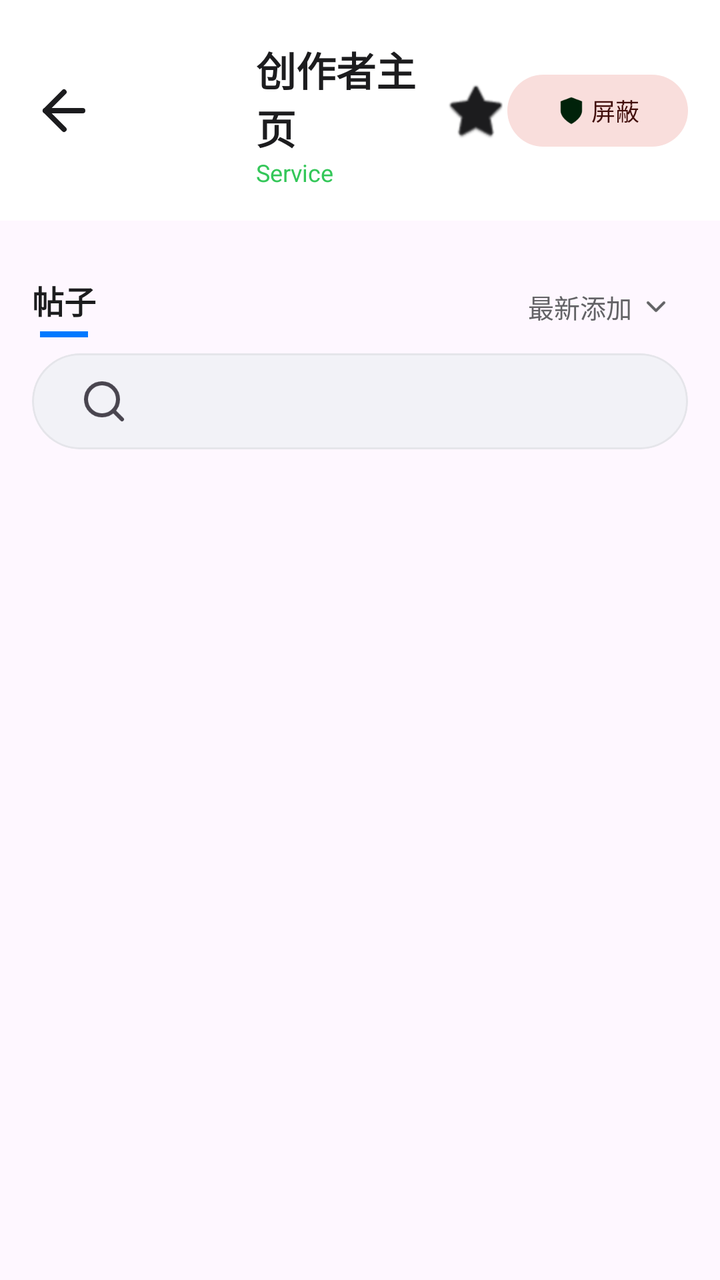
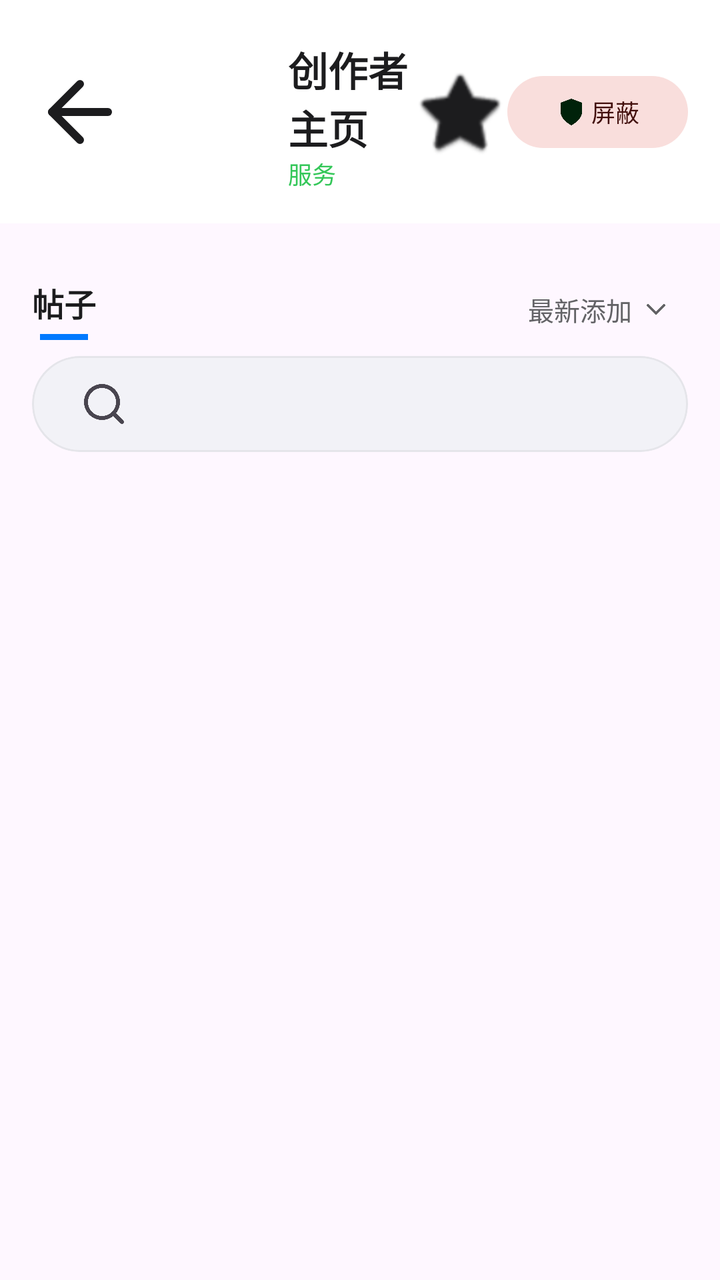

Before-and-after screenshots of an Android layout around one commit, followed by the original layout XML and the change that was made.
<!-- AndroidManifest.xml: application theme Theme.Pawchive -->
<!-- res/layout/fragment_creator_profile.xml -->
<?xml version="1.0" encoding="utf-8"?>
<androidx.constraintlayout.widget.ConstraintLayout xmlns:android="http://schemas.android.com/apk/res/android"
    xmlns:app="http://schemas.android.com/apk/res-auto"
    xmlns:tools="http://schemas.android.com/tools"
    android:layout_width="match_parent"
    android:layout_height="match_parent"
    android:background="?android:attr/colorBackground">

    
    <androidx.core.widget.NestedScrollView
        android:layout_width="match_parent"
        android:layout_height="match_parent">

        <LinearLayout
            android:layout_width="match_parent"
            android:layout_height="wrap_content"
            android:orientation="vertical">

            
            <androidx.constraintlayout.widget.ConstraintLayout
                android:id="@+id/header_layout"
                android:layout_width="match_parent"
                android:layout_height="wrap_content"
                android:background="?attr/colorSurface"
                android:padding="16dp">

                <ImageView
                    android:id="@+id/btn_back"
                    android:layout_width="32dp"
                    android:layout_height="32dp"
                    android:src="@drawable/ic_arrow_back"
                    android:contentDescription="@string/back"
                    app:tint="?attr/colorOnSurface"
                    app:layout_constraintStart_toStartOf="parent"
                    app:layout_constraintTop_toTopOf="parent"
                    app:layout_constraintBottom_toBottomOf="parent" />

                <com.google.android.material.imageview.ShapeableImageView
                    android:id="@+id/iv_creator_avatar"
                    android:layout_width="56dp"
                    android:layout_height="56dp"
                    android:scaleType="centerCrop"
                    android:layout_marginStart="12dp"
                    app:shapeAppearanceOverlay="@style/ShapeAppearance.Pawchive.Thumbnail"
                    app:layout_constraintStart_toEndOf="@+id/btn_back"
                    app:layout_constraintTop_toTopOf="parent"
                    app:layout_constraintBottom_toBottomOf="parent" />

                <TextView
                    android:id="@+id/tv_creator_title"
                    android:layout_width="0dp"
                    android:layout_height="wrap_content"
                    android:layout_marginStart="12dp"
                    android:textColor="?attr/colorOnSurface"
                    android:textSize="20sp"
                    android:textStyle="bold"
                    android:text="@string/creator_profile"
                    app:layout_constraintEnd_toStartOf="@+id/btn_creator_bookmark"
                    app:layout_constraintStart_toEndOf="@+id/iv_creator_avatar"
                    app:layout_constraintTop_toTopOf="parent"
                    android:layout_marginTop="4dp" />

                <TextView
                    android:id="@+id/tv_creator_service"
                    android:layout_width="wrap_content"
                    android:layout_height="wrap_content"
                    android:textColor="?attr/colorSecondary"
                    android:textSize="12sp"
                    android:text="Service"
                    app:layout_constraintStart_toStartOf="@+id/tv_creator_title"
                    app:layout_constraintTop_toBottomOf="@+id/tv_creator_title" />

                <ImageView
                    android:id="@+id/btn_creator_bookmark"
                    android:layout_width="32dp"
                    android:layout_height="32dp"
                    android:src="@android:drawable/btn_star_big_off"
                    android:contentDescription="@string/bookmark_creator_description"
                    app:tint="?attr/colorOnSurface"
                    app:layout_constraintEnd_toStartOf="@+id/btn_block_creator"
                    app:layout_constraintTop_toTopOf="parent"
                    app:layout_constraintBottom_toBottomOf="parent" />

                <com.google.android.material.button.MaterialButton
                    android:id="@+id/btn_block_creator"
                    style="@style/Widget.Material3.Button.TonalButton"
                    android:layout_width="wrap_content"
                    android:layout_height="36dp"
                    android:text="@string/block_creator"
                    android:textSize="12sp"
                    android:minWidth="0dp"
                    android:insetTop="0dp"
                    android:insetBottom="0dp"
                    app:icon="@drawable/ic_shield"
                    app:iconGravity="textStart"
                    app:iconSize="16dp"
                    app:iconPadding="2dp"
                    app:backgroundTint="?attr/colorErrorContainer"
                    android:textColor="?attr/colorOnErrorContainer"
                    app:layout_constraintEnd_toEndOf="parent"
                    app:layout_constraintTop_toTopOf="parent"
                    app:layout_constraintBottom_toBottomOf="parent" />

            </androidx.constraintlayout.widget.ConstraintLayout>

            
            <LinearLayout
                android:id="@+id/layout_announcements_header"
                android:layout_width="match_parent"
                android:layout_height="wrap_content"
                android:orientation="horizontal"
                android:gravity="center_vertical"
                android:paddingHorizontal="16dp"
                android:paddingTop="16dp"
                android:paddingBottom="4dp"
                android:clickable="true"
                android:focusable="true"
                android:background="?attr/selectableItemBackground"
                android:visibility="gone">

                <TextView
                    android:id="@+id/tv_announcements_header"
                    android:layout_width="0dp"
                    android:layout_height="wrap_content"
                    android:layout_weight="1"
                    android:textColor="?attr/colorPrimary"
                    android:textSize="16sp"
                    android:textStyle="bold"
                    android:text="@string/announcements" />

                <ImageView
                    android:id="@+id/ic_announcements_chevron"
                    android:layout_width="24dp"
                    android:layout_height="24dp"
                    android:src="@drawable/ic_chevron_up"
                    app:tint="?attr/colorOnSurfaceVariant"
                    android:contentDescription="@string/collapse" />
            </LinearLayout>

            <LinearLayout
                android:id="@+id/layout_announcements"
                android:layout_width="match_parent"
                android:layout_height="wrap_content"
                android:orientation="vertical"
                android:paddingHorizontal="16dp"
                android:paddingTop="4dp" />

            
            <TextView
                android:id="@+id/tv_links_header"
                android:layout_width="match_parent"
                android:layout_height="wrap_content"
                android:paddingHorizontal="16dp"
                android:paddingTop="16dp"
                android:textColor="?attr/colorPrimary"
                android:textSize="16sp"
                android:textStyle="bold"
                android:text="@string/linked_accounts"
                android:visibility="gone" />

            <LinearLayout
                android:id="@+id/layout_links"
                android:layout_width="match_parent"
                android:layout_height="wrap_content"
                android:orientation="vertical"
                android:paddingHorizontal="16dp"
                android:paddingTop="8dp" />

            
            <LinearLayout
                android:layout_width="match_parent"
                android:layout_height="wrap_content"
                android:orientation="horizontal"
                android:gravity="center_vertical"
                android:paddingHorizontal="16dp"
                android:paddingTop="16dp">

                
                <LinearLayout
                    android:layout_width="wrap_content"
                    android:layout_height="wrap_content"
                    android:orientation="vertical"
                    android:gravity="center_horizontal">

                    <TextView
                        android:layout_width="wrap_content"
                        android:layout_height="wrap_content"
                        android:textColor="?attr/colorOnSurface"
                        android:textSize="16sp"
                        android:textStyle="bold"
                        android:text="@string/posts" />

                    <View
                        android:layout_width="24dp"
                        android:layout_height="3dp"
                        android:layout_marginTop="4dp"
                        android:background="?attr/colorPrimary" />
                </LinearLayout>

                <View
                    android:layout_width="0dp"
                    android:layout_height="0dp"
                    android:layout_weight="1" />

                
                <TextView
                    android:id="@+id/btn_sort"
                    android:layout_width="wrap_content"
                    android:layout_height="wrap_content"
                    android:gravity="center_vertical"
                    android:paddingHorizontal="8dp"
                    android:paddingVertical="4dp"
                    android:text="@string/sort_newest_added"
                    android:textColor="?attr/colorOnSurfaceVariant"
                    android:textSize="13sp"
                    android:background="?attr/selectableItemBackground"
                    android:clickable="true"
                    android:focusable="true"
                    app:drawableEndCompat="@drawable/ic_chevron_down"
                    app:drawableTint="?attr/colorOnSurfaceVariant"
                    android:drawablePadding="4dp" />
            </LinearLayout>

            
            <com.google.android.material.card.MaterialCardView
                android:id="@+id/search_card_creator"
                android:layout_width="match_parent"
                android:layout_height="wrap_content"
                android:layout_marginHorizontal="16dp"
                android:layout_marginTop="8dp"
                app:cardCornerRadius="28dp"
                app:cardElevation="0dp"
                app:cardBackgroundColor="?attr/colorSurfaceVariant"
                app:strokeWidth="1dp"
                app:strokeColor="?attr/colorOutline">

                <androidx.appcompat.widget.SearchView
                    android:id="@+id/search_view_creator"
                    android:layout_width="match_parent"
                    android:layout_height="48dp"
                    android:paddingStart="12dp"
                    android:iconifiedByDefault="false"
                    android:focusable="true"
                    android:focusableInTouchMode="true"
                    android:queryHint="@string/search_creator_posts"
                    app:queryBackground="@android:color/transparent"
                    app:closeIcon="@drawable/ic_close"
                    app:searchIcon="@drawable/ic_search_outline"
                    app:searchHintIcon="@null" />

            </com.google.android.material.card.MaterialCardView>

            <androidx.recyclerview.widget.RecyclerView
                android:id="@+id/rv_creator_posts"
                android:layout_width="match_parent"
                android:layout_height="wrap_content"
                android:clipToPadding="false"
                android:padding="8dp"
                android:nestedScrollingEnabled="false" />

            
            <com.google.android.material.button.MaterialButton
                android:id="@+id/btn_load_more"
                android:layout_width="match_parent"
                android:layout_height="wrap_content"
                android:layout_marginHorizontal="16dp"
                android:layout_marginVertical="8dp"
                android:text="@string/load_more"
                android:visibility="gone"
                app:cornerRadius="12dp" />

        </LinearLayout>
    </androidx.core.widget.NestedScrollView>

    <ProgressBar
        android:id="@+id/progress_bar"
        android:layout_width="wrap_content"
        android:layout_height="wrap_content"
        android:visibility="gone"
        app:layout_constraintBottom_toBottomOf="parent"
        app:layout_constraintEnd_toEndOf="parent"
        app:layout_constraintStart_toStartOf="parent"
        app:layout_constraintTop_toTopOf="parent" />

</androidx.constraintlayout.widget.ConstraintLayout>
<!-- resources referenced by this layout -->
<resources>
  <!-- drawable ic_chevron_down (drawable) -->
  <?xml version="1.0" encoding="utf-8"?>
  <vector xmlns:android="http://schemas.android.com/apk/res/android"
      android:width="16dp"
      android:height="16dp"
      android:viewportWidth="24"
      android:viewportHeight="24">
      <path
          android:fillColor="@android:color/transparent"
          android:strokeColor="?attr/colorControlNormal"
          android:strokeWidth="2"
          android:strokeLineCap="round"
          android:strokeLineJoin="round"
          android:pathData="m6 9 6 6 6-6" />
  </vector>
  <!-- drawable ic_chevron_up (drawable) -->
  <?xml version="1.0" encoding="utf-8"?>
  <vector xmlns:android="http://schemas.android.com/apk/res/android"
      android:width="16dp"
      android:height="16dp"
      android:viewportWidth="24"
      android:viewportHeight="24">
      <path
          android:fillColor="@android:color/transparent"
          android:strokeColor="?attr/colorControlNormal"
          android:strokeWidth="2"
          android:strokeLineCap="round"
          android:strokeLineJoin="round"
          android:pathData="m6 15 6-6 6 6" />
  </vector>
  <!-- drawable ic_close (drawable) -->
  <?xml version="1.0" encoding="utf-8"?>
  <vector xmlns:android="http://schemas.android.com/apk/res/android"
      android:width="24dp"
      android:height="24dp"
      android:viewportWidth="24"
      android:viewportHeight="24">
      <path
          android:fillColor="@android:color/transparent"
          android:strokeColor="?attr/colorControlNormal"
          android:strokeWidth="2"
          android:strokeLineCap="round"
          android:strokeLineJoin="round"
          android:pathData="m18 6-12 12" />
      <path
          android:fillColor="@android:color/transparent"
          android:strokeColor="?attr/colorControlNormal"
          android:strokeWidth="2"
          android:strokeLineCap="round"
          android:strokeLineJoin="round"
          android:pathData="m6 6 12 12" />
  </vector>
  <!-- drawable ic_shield (drawable) -->
  <vector xmlns:android="http://schemas.android.com/apk/res/android"
      android:width="24dp"
      android:height="24dp"
      android:viewportWidth="24"
      android:viewportHeight="24">
      <path
          android:fillColor="#000000"
          android:pathData="M12,22s8,-4 8,-10V5l-8,-3 -8,3v7c0,6 8,10 8,10z" />
  </vector>
  <string name="announcements">公告</string>
  <string name="back">返回</string>
  <string name="block_creator">屏蔽</string>
  <string name="bookmark_creator_description">收藏此创作者</string>
  <string name="collapse">折叠</string>
  <string name="creator_profile">创作者主页</string>
  <string name="linked_accounts">关联账号</string>
  <string name="load_more">加载更多</string>
  <string name="posts">帖子</string>
  <string name="search_creator_posts">搜索此作者的帖子...</string>
  <string name="sort_newest_added">最新添加</string>
  <style name="ShapeAppearance.Pawchive.Thumbnail" parent="">
          <item name="cornerFamily">rounded</item>
          <item name="cornerSize">10dp</item>
      </style>
  <color name="white">#FFFFFFFF</color>
  <color name="card_light">#FFFFFF</color>
  <color name="text_primary_light">#1C1C1E</color>
  <color name="bg_light">#F2F2F7</color>
  <color name="text_secondary_light">#636366</color>
  <color name="divider_light">#E5E5EA</color>
  <color name="text_muted_light">#8E8E93</color>
  <color name="primary">#8A2BE2</color>
  <!-- unchanged entries left out for length: 3 -->
</resources>

<!-- the commit's change to res/layout/fragment_creator_profile.xml (unified diff, before → after) -->
@@ -24,10 +24,12 @@
                 android:background="?attr/colorSurface"
                 android:padding="16dp">
 
-                <ImageView
+                <ImageButton
                     android:id="@+id/btn_back"
-                    android:layout_width="32dp"
-                    android:layout_height="32dp"
+                    android:layout_width="48dp"
+                    android:layout_height="48dp"
+                    android:background="?attr/selectableItemBackgroundBorderless"
+                    android:scaleType="fitCenter"
                     android:src="@drawable/ic_arrow_back"
                     android:contentDescription="@string/back"
                     app:tint="?attr/colorOnSurface"
@@ -66,14 +68,16 @@
                     android:layout_height="wrap_content"
                     android:textColor="?attr/colorSecondary"
                     android:textSize="12sp"
-                    android:text="Service"
+                    android:text="@string/creator_service_placeholder"
                     app:layout_constraintStart_toStartOf="@+id/tv_creator_title"
                     app:layout_constraintTop_toBottomOf="@+id/tv_creator_title" />
 
-                <ImageView
+                <ImageButton
                     android:id="@+id/btn_creator_bookmark"
-                    android:layout_width="32dp"
-                    android:layout_height="32dp"
+                    android:layout_width="48dp"
+                    android:layout_height="48dp"
+                    android:background="?attr/selectableItemBackgroundBorderless"
+                    android:scaleType="fitCenter"
                     android:src="@android:drawable/btn_star_big_off"
                     android:contentDescription="@string/bookmark_creator_description"
                     app:tint="?attr/colorOnSurface"
<!-- resource entries referenced after the edit -->
@@ -68,6 +68,7 @@
   <string name="bookmark_creator_description">收藏此创作者</string>
   <string name="collapse">折叠</string>
   <string name="creator_profile">创作者主页</string>
+  <string name="creator_service_placeholder">服务</string>
   <string name="linked_accounts">关联账号</string>
   <string name="load_more">加载更多</string>
   <string name="posts">帖子</string>
